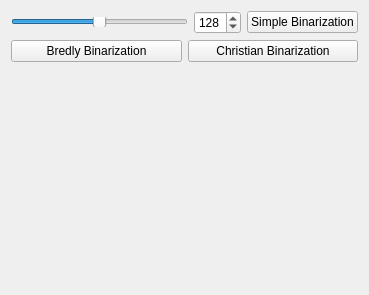
Qt form binarization.ui (Snuux/ImageProcessingApp) before a commit.
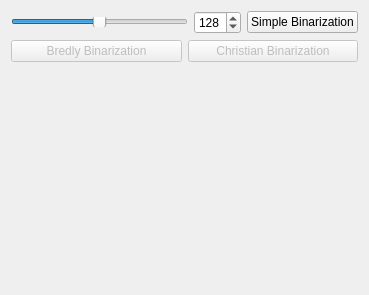
The same form after that commit.

```diff
--- a/binarization.ui
+++ b/binarization.ui
@@ -58,6 +58,9 @@
     <layout class="QHBoxLayout" name="horizontalLayout_2">
      <item>
       <widget class="QPushButton" name="pushButton_2">
+       <property name="enabled">
+        <bool>false</bool>
+       </property>
        <property name="text">
         <string>Bredly Binarization</string>
        </property>
@@ -65,6 +68,9 @@
      </item>
      <item>
       <widget class="QPushButton" name="pushButton_3">
+       <property name="enabled">
+        <bool>false</bool>
+       </property>
        <property name="text">
         <string>Christian Binarization</string>
        </property>
```
